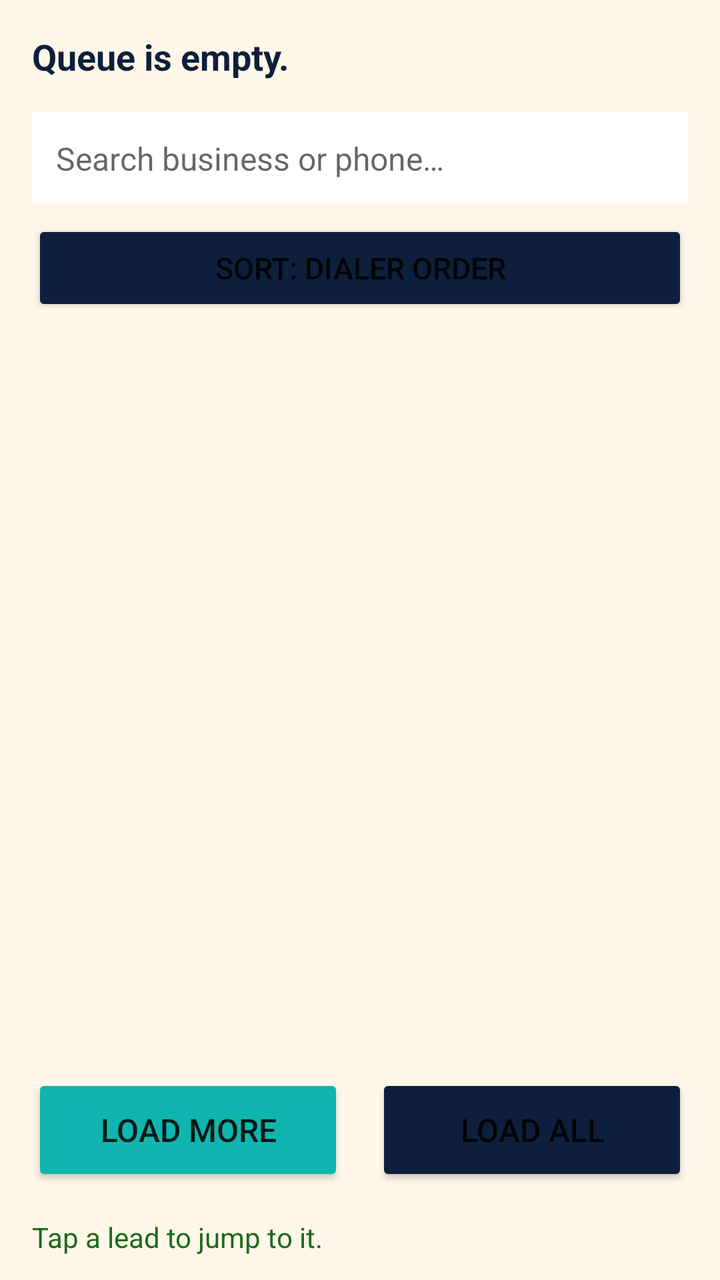
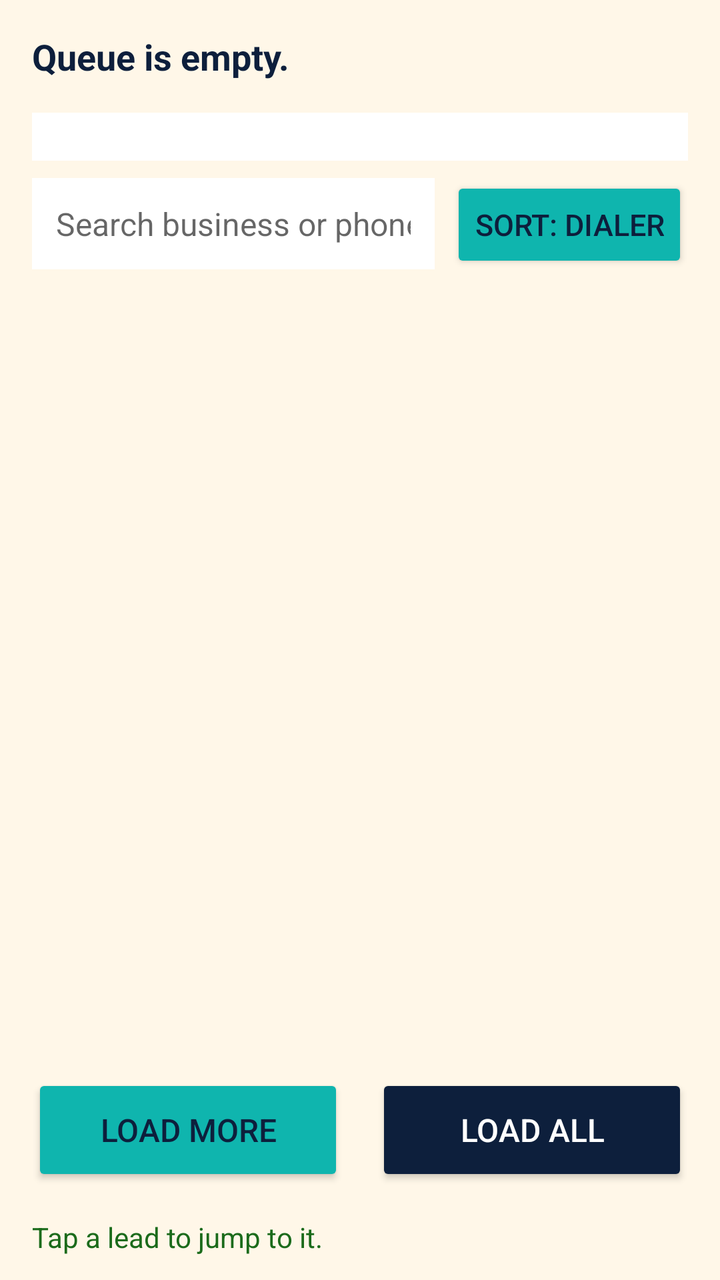

An Android layout rendered at two revisions. The XML below is the earlier revision; the diff shows what the commit changed to produce the second picture.
<!-- AndroidManifest.xml: application theme android:Theme.Material.Light.DarkActionBar -->
<!-- res/layout/activity_queue.xml -->
<?xml version="1.0" encoding="utf-8"?>
<LinearLayout xmlns:android="http://schemas.android.com/apk/res/android"
    android:layout_width="match_parent"
    android:layout_height="match_parent"
    android:orientation="vertical"
    android:background="#fff7e8">

    <TextView
        android:id="@+id/tvQueueTitle"
        android:layout_width="match_parent"
        android:layout_height="wrap_content"
        android:padding="16dp"
        android:text="Queue is empty."
        android:textColor="#0d1f3c"
        android:textSize="18sp"
        android:textStyle="bold" />

    <EditText
        android:id="@+id/etSearch"
        android:layout_width="match_parent"
        android:layout_height="wrap_content"
        android:layout_marginLeft="16dp"
        android:layout_marginRight="16dp"
        android:layout_marginBottom="8dp"
        android:background="#ffffff"
        android:hint="Search business or phone…"
        android:inputType="text"
        android:padding="12dp"
        android:textColor="#0d1f3c"
        android:textSize="16sp" />

    <Button
        android:id="@+id/btnSort"
        android:layout_width="match_parent"
        android:layout_height="wrap_content"
        android:layout_marginLeft="16dp"
        android:layout_marginRight="16dp"
        android:layout_marginBottom="8dp"
        android:minHeight="48dp"
        android:backgroundTint="#0d1f3c"
        android:text="Sort: Dialer order"
        android:textSize="15sp" />

    <ListView
        android:id="@+id/lvQueue"
        android:layout_width="match_parent"
        android:layout_height="0dp"
        android:layout_weight="1"
        android:divider="#d8cfc0"
        android:dividerHeight="1dp" />

    <LinearLayout
        android:layout_width="match_parent"
        android:layout_height="wrap_content"
        android:layout_margin="16dp"
        android:orientation="horizontal">

        <Button
            android:id="@+id/btnLoadMore"
            android:layout_width="0dp"
            android:layout_height="wrap_content"
            android:layout_weight="1"
            android:layout_marginRight="8dp"
            android:minHeight="56dp"
            android:backgroundTint="#0fb5ae"
            android:text="Load more"
            android:textSize="16sp" />

        <Button
            android:id="@+id/btnLoadAll"
            android:layout_width="0dp"
            android:layout_height="wrap_content"
            android:layout_weight="1"
            android:layout_marginLeft="8dp"
            android:minHeight="56dp"
            android:backgroundTint="#0d1f3c"
            android:text="Load all"
            android:textSize="16sp" />

    </LinearLayout>

    <TextView
        android:id="@+id/tvQueueStatus"
        android:layout_width="match_parent"
        android:layout_height="wrap_content"
        android:layout_marginLeft="16dp"
        android:layout_marginRight="16dp"
        android:layout_marginBottom="12dp"
        android:text="Tap a lead to jump to it."
        android:textColor="#1B6B1B"
        android:textSize="14sp" />

</LinearLayout>
<!-- resources referenced by this layout -->
<resources>

</resources>

<!-- the commit's change to res/layout/activity_queue.xml (unified diff, before → after) -->
@@ -15,31 +15,48 @@
         android:textSize="18sp"
         android:textStyle="bold" />
 
-    <EditText
-        android:id="@+id/etSearch"
+    <Spinner
+        android:id="@+id/spCampaign"
         android:layout_width="match_parent"
         android:layout_height="wrap_content"
         android:layout_marginLeft="16dp"
         android:layout_marginRight="16dp"
         android:layout_marginBottom="8dp"
         android:background="#ffffff"
-        android:hint="Search business or phone…"
-        android:inputType="text"
-        android:padding="12dp"
-        android:textColor="#0d1f3c"
-        android:textSize="16sp" />
+        android:padding="12dp" />
 
-    <Button
-        android:id="@+id/btnSort"
+    <LinearLayout
         android:layout_width="match_parent"
         android:layout_height="wrap_content"
         android:layout_marginLeft="16dp"
         android:layout_marginRight="16dp"
         android:layout_marginBottom="8dp"
-        android:minHeight="48dp"
-        android:backgroundTint="#0d1f3c"
-        android:text="Sort: Dialer order"
-        android:textSize="15sp" />
+        android:orientation="horizontal">
+
+        <EditText
+            android:id="@+id/etSearch"
+            android:layout_width="0dp"
+            android:layout_height="wrap_content"
+            android:layout_weight="1"
+            android:layout_marginRight="8dp"
+            android:background="#ffffff"
+            android:hint="Search business or phone…"
+            android:inputType="text"
+            android:padding="12dp"
+            android:textColor="#0d1f3c"
+            android:textSize="16sp" />
+
+        <Button
+            android:id="@+id/btnSort"
+            android:layout_width="wrap_content"
+            android:layout_height="wrap_content"
+            android:minHeight="48dp"
+            android:backgroundTint="#0fb5ae"
+            android:textColor="#0d1f3c"
+            android:text="Sort: Dialer"
+            android:textSize="15sp" />
+
+    </LinearLayout>
 
     <ListView
         android:id="@+id/lvQueue"
@@ -63,6 +80,7 @@
             android:layout_marginRight="8dp"
             android:minHeight="56dp"
             android:backgroundTint="#0fb5ae"
+            android:textColor="#0d1f3c"
             android:text="Load more"
             android:textSize="16sp" />
 
@@ -74,6 +92,7 @@
             android:layout_marginLeft="8dp"
             android:minHeight="56dp"
             android:backgroundTint="#0d1f3c"
+            android:textColor="#ffffff"
             android:text="Load all"
             android:textSize="16sp" />
 
